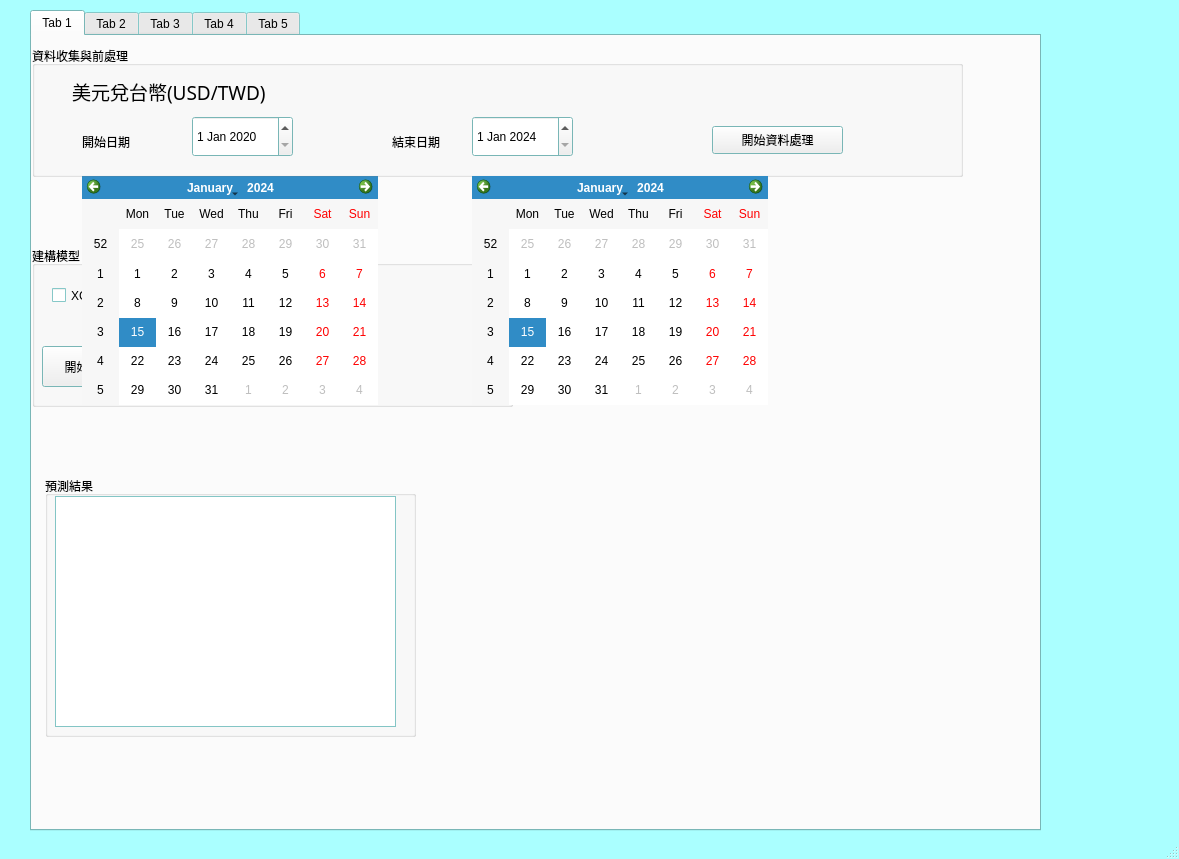
Old version of the form stockupdown.ui in the repository Li732375/AI_fintech_project.
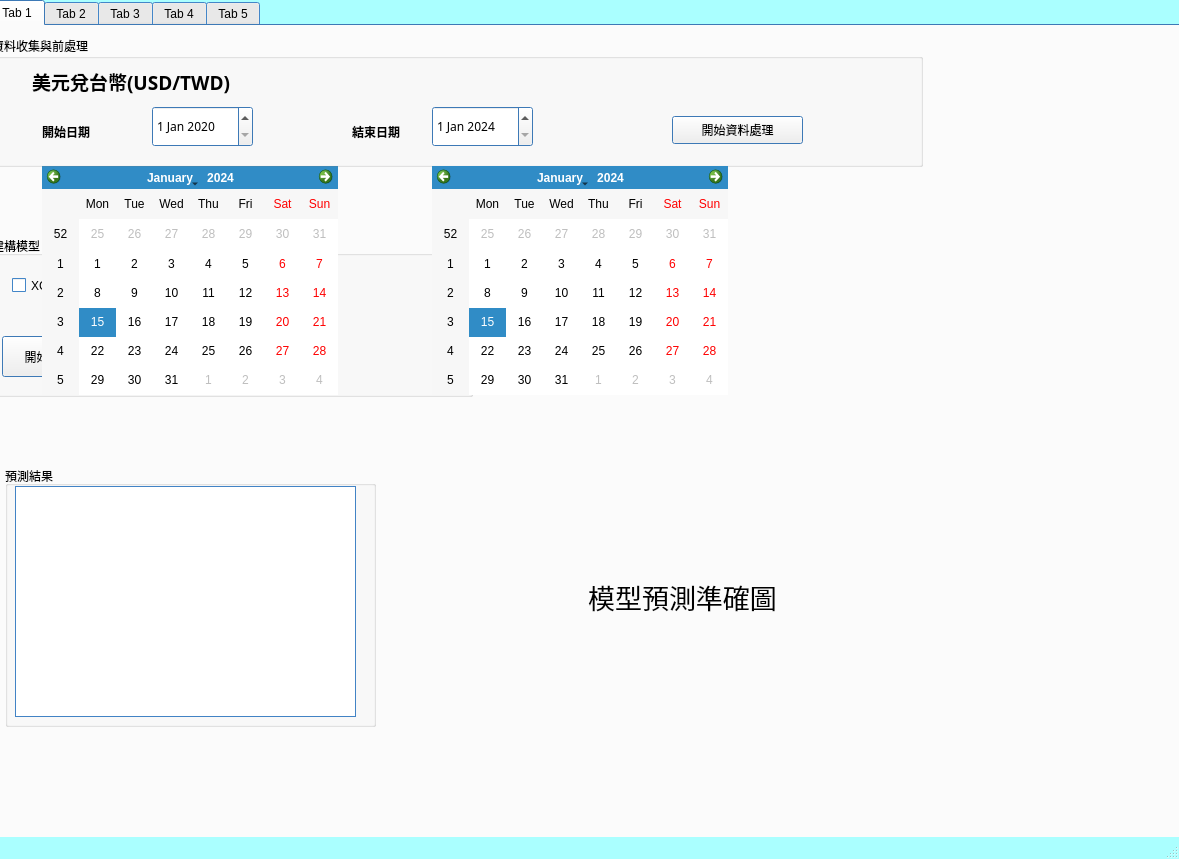
New version of the form. Icons and pictures are not drawn.

```diff
--- a/stockupdown.ui
+++ b/stockupdown.ui
@@ -81,12 +81,109 @@
    <widget class="QTabWidget" name="tabWidget">
     <property name="geometry">
      <rect>
-      <x>30</x>
-      <y>10</y>
-      <width>1011</width>
-      <height>821</height>
+      <x>-10</x>
+      <y>0</y>
+      <width>1201</width>
+      <height>841</height>
      </rect>
     </property>
+    <property name="sizeIncrement">
+     <size>
+      <width>0</width>
+      <height>0</height>
+     </size>
+    </property>
+    <property name="palette">
+     <palette>
+      <active>
+       <colorrole role="WindowText">
+        <brush brushstyle="SolidPattern">
+         <color alpha="255">
+          <red>0</red>
+          <green>0</green>
+          <blue>0</blue>
+         </color>
+        </brush>
+       </colorrole>
+       <colorrole role="Base">
+        <brush brushstyle="SolidPattern">
+         <color alpha="255">
+          <red>255</red>
+          <green>255</green>
+          <blue>255</blue>
+         </color>
+        </brush>
+       </colorrole>
+       <colorrole role="Window">
+        <brush brushstyle="SolidPattern">
+         <color alpha="255">
+          <red>85</red>
+          <green>170</green>
+          <blue>255</blue>
+         </color>
+        </brush>
+       </colorrole>
+      </active>
+      <inactive>
+       <colorrole role="WindowText">
+        <brush brushstyle="SolidPattern">
+         <color alpha="255">
+          <red>0</red>
+          <green>0</green>
+          <blue>0</blue>
+         </color>
+        </brush>
+       </colorrole>
+       <colorrole role="Base">
+        <brush brushstyle="SolidPattern">
+         <color alpha="255">
+          <red>255</red>
+          <green>255</green>
+          <blue>255</blue>
+         </color>
+        </brush>
+       </colorrole>
+       <colorrole role="Window">
+        <brush brushstyle="SolidPattern">
+         <color alpha="255">
+          <red>85</red>
+          <green>170</green>
+          <blue>255</blue>
+         </color>
+        </brush>
+       </colorrole>
+      </inactive>
+      <disabled>
+       <colorrole role="WindowText">
+        <brush brushstyle="SolidPattern">
+         <color alpha="255">
+          <red>120</red>
+          <green>120</green>
+          <blue>120</blue>
+         </color>
+        </brush>
+       </colorrole>
+       <colorrole role="Base">
+        <brush brushstyle="SolidPattern">
+         <color alpha="255">
+          <red>85</red>
+          <green>170</green>
+          <blue>255</blue>
+         </color>
+        </brush>
+       </colorrole>
+       <colorrole role="Window">
+        <brush brushstyle="SolidPattern">
+         <color alpha="255">
+          <red>85</red>
+          <green>170</green>
+          <blue>255</blue>
+         </color>
+        </brush>
+       </colorrole>
+      </disabled>
+     </palette>
+    </property>
     <property name="tabPosition">
      <enum>QTabWidget::North</enum>
     </property>
@@ -232,6 +329,11 @@
         <height>131</height>
        </rect>
       </property>
+      <property name="font">
+       <font>
+        <family>Arial Rounded MT Bold</family>
+       </font>
+      </property>
       <property name="title">
        <string>資料收集與前處理</string>
       </property>
@@ -297,6 +399,13 @@
          <height>31</height>
         </rect>
        </property>
+       <property name="font">
+        <font>
+         <family>Cascadia Code SemiBold</family>
+         <weight>75</weight>
+         <bold>true</bold>
+        </font>
+       </property>
        <property name="text">
         <string>開始日期</string>
        </property>
@@ -310,6 +419,13 @@
          <height>31</height>
         </rect>
        </property>
+       <property name="font">
+        <font>
+         <family>Cascadia Code SemiBold</family>
+         <weight>75</weight>
+         <bold>true</bold>
+        </font>
+       </property>
        <property name="text">
         <string>結束日期</string>
        </property>
@@ -325,8 +441,10 @@
        </property>
        <property name="font">
         <font>
-         <family>Agency FB</family>
+         <family>Bahnschrift SemiBold</family>
          <pointsize>14</pointsize>
+         <weight>75</weight>
+         <bold>true</bold>
         </font>
        </property>
        <property name="text">
@@ -347,14 +465,23 @@
      <widget class="QLabel" name="label_7">
       <property name="geometry">
        <rect>
-        <x>410</x>
-        <y>310</y>
+        <x>400</x>
+        <y>380</y>
         <width>581</width>
         <height>381</height>
        </rect>
       </property>
+      <property name="font">
+       <font>
+        <family>Arial</family>
+        <pointsize>20</pointsize>
+       </font>
+      </property>
       <property name="text">
-       <string/>
+       <string>模型預測準確圖</string>
+      </property>
+      <property name="textFormat">
+       <enum>Qt::PlainText</enum>
       </property>
       <property name="pixmap">
        <pixmap>比較圖起始圖.png</pixmap>
@@ -362,6 +489,9 @@
       <property name="scaledContents">
        <bool>true</bool>
       </property>
+      <property name="alignment">
+       <set>Qt::AlignCenter</set>
+      </property>
      </widget>
     </widget>
     <widget class="QWidget" name="tab_3">
```
